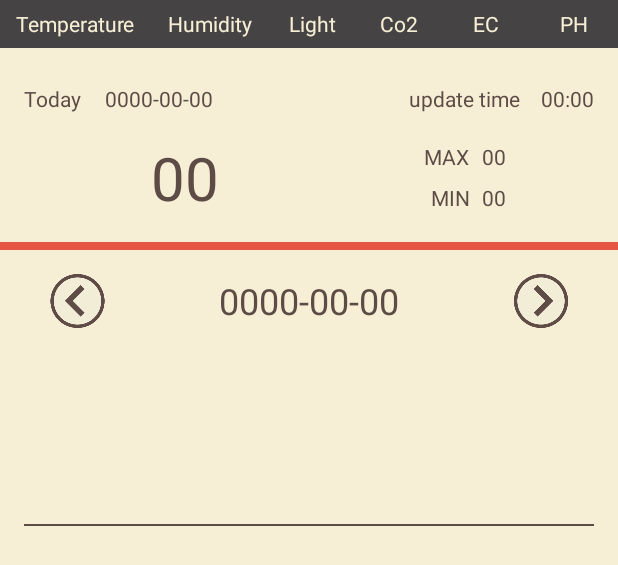
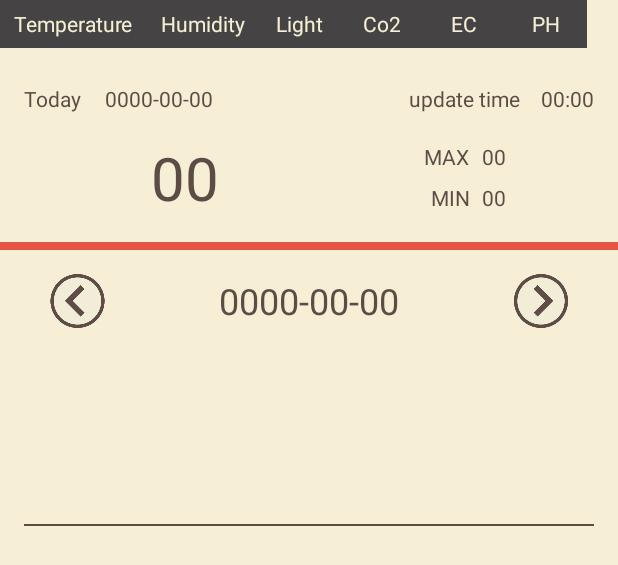
Before and after one commit to xxosy/Growth, an Android app: the layout fragment_graph.xml on its own in the app's theme, with its tools: preview values and no code run, on a phone screen of 412 x 824 dp. Shown: the top 565 px of the screen. Run offline under Robolectric (Android 15) with nearby library versions, the phone set to English and light mode, and no system bars; plain views replace CircularProgressView.

Commit message:
스크롤바 적용

```diff
--- a/app/src/main/java/com/growth/SensorDataDisplay/presenter/SensorDataDisplayPresenter.java
+++ b/app/src/main/java/com/growth/SensorDataDisplay/presenter/SensorDataDisplayPresenter.java
@@ -31,6 +31,6 @@ public interface SensorDataDisplayPresenter {
         void changeBtnChageCameraView(boolean state);
         void startProgress();
         void stopProgress();
-        void refreshWhether(String whether,String externTemp,String externHumidity);
+        void refreshWhether(String whether,String externTemp,String externHumidity,Bitmap icon);
     }
 }
--- a/app/src/main/java/com/growth/SensorDataDisplay/view/SensorDataDisplayFragment.java
+++ b/app/src/main/java/com/growth/SensorDataDisplay/view/SensorDataDisplayFragment.java
@@ -136,7 +136,8 @@ public class SensorDataDisplayFragment extends Fragment implements SensorDataDis
     TextView tvExternalTemp;
     @BindView(R.id.tv_external_humidity)
     TextView tvExternalHumidity;
-
+    @BindView(R.id.iv_whether)
+    ImageView ivWhether;
 
 
     private OnFragmentInteractionListener mListener;
@@ -310,10 +311,11 @@ public class SensorDataDisplayFragment extends Fragment implements SensorDataDis
     }
 
     @Override
-    public void refreshWhether(String whether, String externTemp, String externHumidity) {
+    public void refreshWhether(String whether, String externTemp, String externHumidity,Bitmap icon) {
         tvWhether.setText(whether);
         tvExternalTemp.setText(externTemp+"°C");
         tvExternalHumidity.setText(externHumidity+"%");
+        ivWhether.setImageBitmap(icon);
     }
 
     @Override
--- a/app/src/main/res/layout/fragment_graph.xml
+++ b/app/src/main/res/layout/fragment_graph.xml
@@ -12,19 +12,25 @@
         android:layout_width="match_parent"
         android:layout_height="32dp">
 
+
+        <HorizontalScrollView
+            android:layout_width="match_parent"
+            android:layout_height="match_parent"
+            android:scrollbars="none" >
+
             <LinearLayout
                 android:orientation="horizontal"
                 android:layout_width="match_parent"
                 android:layout_height="match_parent"
                 android:background="@color/colorPrimaryDark">
-
                 <FrameLayout
-                android:layout_width="wrap_content"
+                    android:layout_width="match_parent"
                     android:layout_height="match_parent"
                     android:layout_weight="1"
                     android:id="@+id/tab_temp"
-                android:clickable="true">
-
+                    android:clickable="true"
+                    android:layout_marginLeft="9dp"
+                    android:layout_marginRight="9dp">
                         <TextView
                             android:text="Temperature"
                             android:layout_width="wrap_content"
@@ -41,11 +47,13 @@
                     </FrameLayout>
 
                     <FrameLayout
-                android:layout_width="wrap_content"
+                        android:layout_width="match_parent"
                         android:layout_height="match_parent"
                         android:layout_weight="1"
                         android:id="@+id/tab_humidity"
-                android:clickable="true">
+                        android:clickable="true"
+                        android:layout_marginLeft="9dp"
+                        android:layout_marginRight="9dp">
 
                         <View
                             android:layout_width="36dp"
@@ -63,11 +71,13 @@
                     </FrameLayout>
 
                     <FrameLayout
-                android:layout_width="wrap_content"
+                        android:layout_width="match_parent"
                         android:layout_height="match_parent"
                         android:layout_weight="1"
                         android:id="@+id/tab_light"
-                android:clickable="true">
+                        android:clickable="true"
+                        android:layout_marginLeft="9dp"
+                        android:layout_marginRight="9dp">
 
                         <View
                             android:layout_width="36dp"
@@ -85,11 +95,13 @@
                     </FrameLayout>
 
                     <FrameLayout
-                android:layout_width="wrap_content"
+                        android:layout_width="match_parent"
                         android:layout_height="match_parent"
                         android:layout_weight="1"
                         android:id="@+id/tab_co2"
-                android:clickable="true">
+                        android:clickable="true"
+                        android:layout_marginLeft="9dp"
+                        android:layout_marginRight="9dp">
 
                         <View
                             android:layout_width="36dp"
@@ -107,11 +119,13 @@
                     </FrameLayout>
 
                     <FrameLayout
-                android:layout_width="wrap_content"
+                        android:layout_width="match_parent"
                         android:layout_height="match_parent"
                         android:layout_weight="1"
                         android:id="@+id/tab_ec"
-                android:clickable="true">
+                        android:clickable="true"
+                        android:layout_marginLeft="9dp"
+                        android:layout_marginRight="9dp">
 
                         <View
                             android:layout_width="36dp"
@@ -129,11 +143,13 @@
                     </FrameLayout>
 
                     <FrameLayout
-                android:layout_width="wrap_content"
+                        android:layout_width="match_parent"
                         android:layout_height="match_parent"
                         android:layout_weight="1"
                         android:id="@+id/tab_ph"
-                android:clickable="true">
+                        android:clickable="true"
+                        android:layout_marginLeft="9dp"
+                        android:layout_marginRight="9dp">
 
                         <View
                             android:layout_width="36dp"
@@ -150,6 +166,8 @@
                             android:textColor="@color/colorBase" />
                     </FrameLayout>
             </LinearLayout>
+        </HorizontalScrollView>
+
     </FrameLayout>
 
     <LinearLayout
```
Also changed, not shown: app/src/main/java/com/growth/SensorDataDisplay/presenter/SensorDataDisplayPresenterImpl.java (+14 -1 lines), app/src/main/res/layout/fragment_sensor_data_display.xml (+47 -12 lines). Lines whose indentation alone changed are shown as unchanged.
